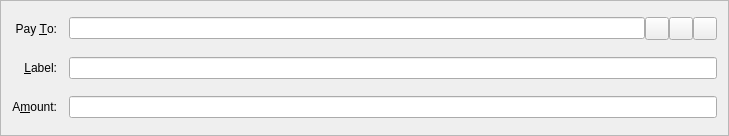
The window that src/qt/forms/sendcoinsentry.ui (coinesmithe/DarkCash) describes before a commit, drawn with Qt 5.
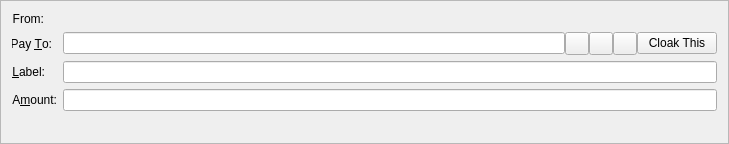
The same window after the commit. Icons and pictures are not drawn. Custom widgets are drawn as their Qt base class.

```diff
--- a/src/qt/forms/sendcoinsentry.ui
+++ b/src/qt/forms/sendcoinsentry.ui
@@ -7,7 +7,7 @@
     <x>0</x>
     <y>0</y>
     <width>729</width>
-    <height>136</height>
+        <height>144</height>
    </rect>
   </property>
   <property name="windowTitle">
@@ -19,14 +19,11 @@
   <property name="frameShadow">
    <enum>QFrame::Sunken</enum>
   </property>
-  <layout class="QGridLayout" name="gridLayout">
-   <property name="spacing">
-    <number>12</number>
-   </property>
-   <item row="5" column="0">
-    <widget class="QLabel" name="label">
+    <layout class="QFormLayout" name="formLayout">
+      <item row="0" column="0">
+        <widget class="QLabel" name="label_3">
      <property name="text">
-      <string>A&amp;mount:</string>
+            <string>From:</string>
      </property>
      <property name="alignment">
       <set>Qt::AlignRight|Qt::AlignTrailing|Qt::AlignVCenter</set>
@@ -36,7 +33,27 @@
      </property>
     </widget>
    </item>
-   <item row="3" column="0">
+      <item row="0" column="1">
+        <layout class="QHBoxLayout" name="horizontalLayout">
+          <item>
+            <widget class="QLabel" name="fromAddress">
+              <property name="text">
+                <sizepolicy hsizetype="Expanding" vsizetype="Fixed">
+                  <horstretch>0</horstretch>
+                  <verstretch>0</verstretch>
+                </sizepolicy>
+              </property>
+              <property name="maximumSize">
+                <size>
+                  <width>16777215</width>
+                  <height>25</height>
+                </size>
+              </property>
+            </widget>
+          </item>
+        </layout>
+      </item>
+      <item row="1" column="0">
     <widget class="QLabel" name="label_2">
      <property name="text">
       <string>Pay &amp;To:</string>
@@ -49,40 +66,7 @@
      </property>
     </widget>
    </item>
-   <item row="5" column="1">
-    <widget class="BitcoinAmountField" name="payAmount"/>
-   </item>
-   <item row="4" column="1">
-    <layout class="QHBoxLayout" name="horizontalLayout_2">
-     <property name="spacing">
-      <number>0</number>
-     </property>
-     <item>
-      <widget class="QValidatedLineEdit" name="addAsLabel">
-       <property name="enabled">
-        <bool>true</bool>
-       </property>
-       <property name="toolTip">
-        <string>Enter a label for this address to add it to your address book</string>
-       </property>
-      </widget>
-     </item>
-    </layout>
-   </item>
-   <item row="4" column="0">
-    <widget class="QLabel" name="label_4">
-     <property name="text">
-      <string>&amp;Label:</string>
-     </property>
-     <property name="alignment">
-      <set>Qt::AlignRight|Qt::AlignTrailing|Qt::AlignVCenter</set>
-     </property>
-     <property name="buddy">
-      <cstring>addAsLabel</cstring>
-     </property>
-    </widget>
-   </item>
-   <item row="3" column="1">
+      <item row="1" column="1">
     <layout class="QHBoxLayout" name="payToLayout">
      <property name="spacing">
       <number>0</number>
@@ -145,8 +129,61 @@
        </property>
       </widget>
      </item>
-    </layout>
-   </item>
+          <item>
+            <widget class="QPushButton" name="cloaksendButton">
+              <property name="text">
+                <string>Cloak This</string>
+              </property>
+            </widget>
+          </item>
+        </layout>
+      </item>
+      <item row="2" column="0">
+        <widget class="QLabel" name="label_4">
+          <property name="text">
+            <string>&amp;Label:</string>
+          </property>
+          <property name="alignment">
+            <set>Qt::AlignRight|Qt::AlignTrailing|Qt::AlignVCenter</set>
+          </property>
+          <property name="buddy">
+            <cstring>addAsLabel</cstring>
+          </property>
+        </widget>
+      </item>
+      <item row="2" column="1">
+        <layout class="QHBoxLayout" name="horizontalLayout_2">
+          <property name="spacing">
+            <number>0</number>
+          </property>
+          <item>
+            <widget class="QValidatedLineEdit" name="addAsLabel">
+              <property name="enabled">
+                <bool>true</bool>
+              </property>
+              <property name="toolTip">
+                <string>Enter a label for this address to add it to your address book</string>
+              </property>
+            </widget>
+          </item>
+        </layout>
+      </item>
+      <item row="3" column="0">
+        <widget class="QLabel" name="label">
+          <property name="text">
+            <string>A&amp;mount:</string>
+          </property>
+          <property name="alignment">
+            <set>Qt::AlignRight|Qt::AlignTrailing|Qt::AlignVCenter</set>
+          </property>
+          <property name="buddy">
+            <cstring>payAmount</cstring>
+          </property>
+        </widget>
+      </item>
+      <item row="3" column="1">
+        <widget class="BitcoinAmountField" name="payAmount"/>
+      </item>
   </layout>
  </widget>
  <customwidgets>
```
Left out of the diff: 13 changed lines with no effect on the pictures. Lines whose indentation alone changed are shown as unchanged.
